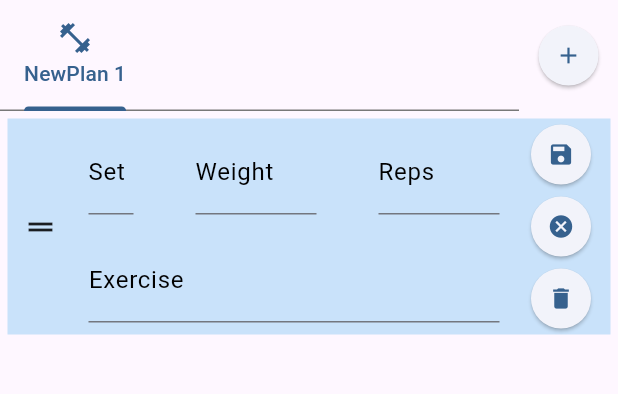
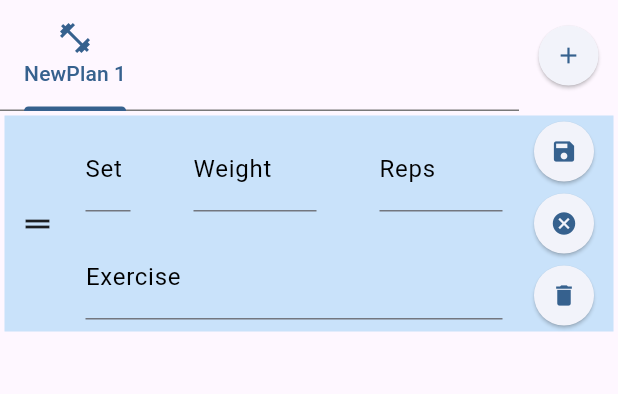
Before and after one commit to Rollemann/WorkoutTemplateApp, a Flutter app: the screen it shows after launch, after a tap on the "add" icon, after a tap on the "edit" icon, on a phone screen of 412 x 824 dp, the part 84-478 px from its top. Run offline on Flutter 3.47's test engine with Material 3 defaults, Android fonts, the phone set to English and light mode, and no system bars; our stand-ins replace flutter_riverpod, shared_preferences.

Commit message:
spacing template rows

```diff
--- a/workouttemplateapp/lib/screens/main_widgets/template_row.dart
+++ b/workouttemplateapp/lib/screens/main_widgets/template_row.dart
@@ -51,7 +51,7 @@ class _TemplateRowState extends ConsumerState<TemplateRow> {
     final List<PlanItemData> plans = ref.watch(planProvider);
     final RowItemData curRowData = plans[widget.tabID].rows[widget.rowID];
     return Padding(
-      padding: const EdgeInsets.all(5.0),
+      padding: const EdgeInsets.all(3.0),
       child: GestureDetector(
         onTap: () {
           setState(() {
```
